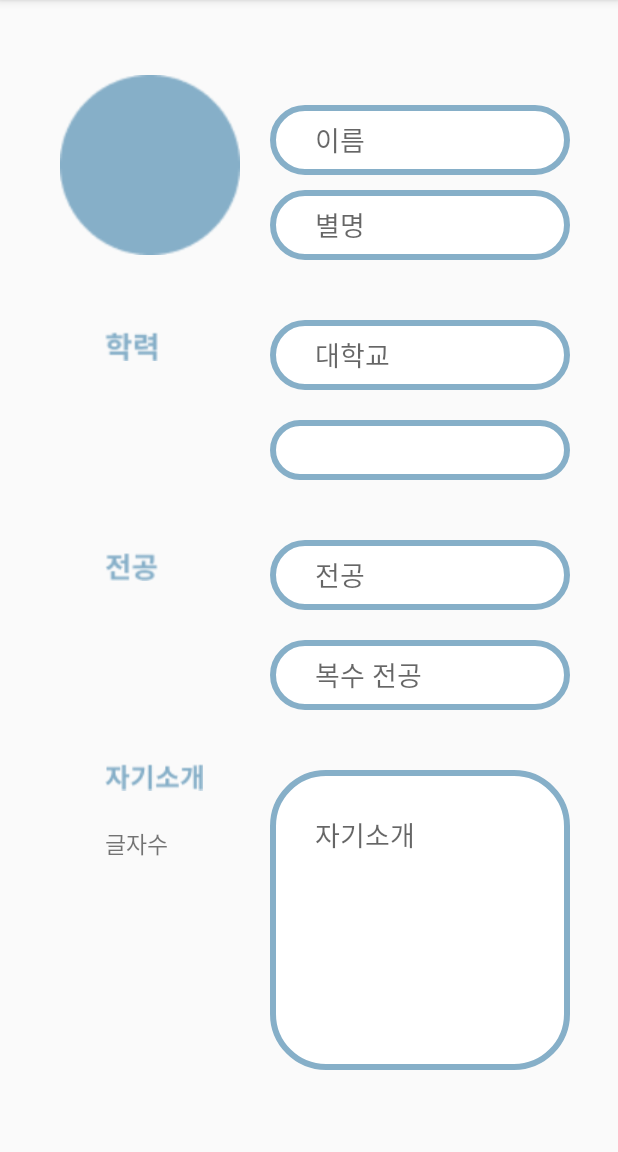
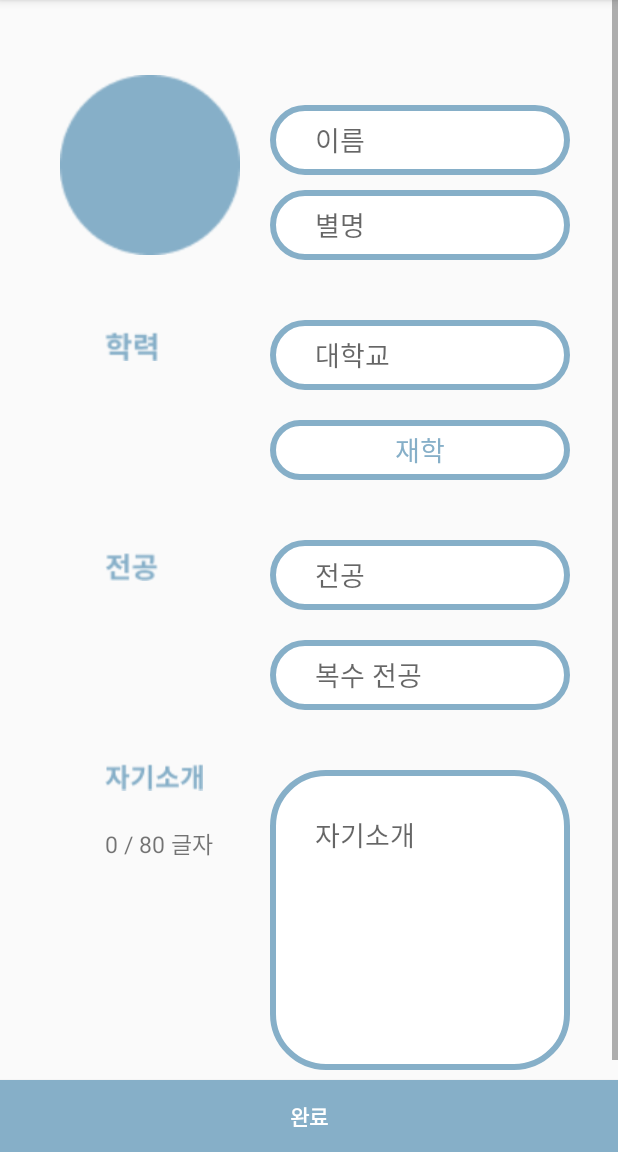
Before and after one commit to sonekthree/metering, an Android app: the profileEditActivity screen opened directly, with no data from a screen before it, on a phone screen of 412 x 824 dp, the part 84-1236 px from its top. Run offline under Robolectric (Android 15) with nearby library versions, the phone set to English and light mode, and no system bars.

Commit message:
profileEdit FIX

```diff
--- a/app/src/main/java/com/exam/metering/profileEditActivity.java
+++ b/app/src/main/java/com/exam/metering/profileEditActivity.java
@@ -1,14 +1,67 @@
 package com.exam.metering;
 
 import android.os.Bundle;
+import android.text.Editable;
+import android.text.InputFilter;
+import android.text.TextWatcher;
+import android.view.View;
+import android.widget.AdapterView;
+import android.widget.ArrayAdapter;
+import android.widget.EditText;
+import android.widget.Spinner;
+import android.widget.TextView;
 
 import androidx.appcompat.app.AppCompatActivity;
 
 public class profileEditActivity extends AppCompatActivity {
+    TextView tv;
+    String[] arr = {"재학", "휴학"};
+    ArrayAdapter<String> arrayAdapter;
+    private Spinner spinner;
 
     @Override
     protected void onCreate(Bundle savedInstanceState) {
         super.onCreate(savedInstanceState);
         setContentView(R.layout.activity_profile_edit);
+
+        tv = (TextView) findViewById((R.id.wordCount_tv));
+
+        EditText editText = (EditText)findViewById((R.id.indroduce_edit));
+
+        editText.setFilters(new InputFilter[] { new InputFilter.LengthFilter(80) });
+        editText.addTextChangedListener(new myTextWatcher());
+
+
+
+
+        arrayAdapter = new ArrayAdapter<>(getApplicationContext(),
+                R.layout.univer_status_text, arr);
+
+        spinner = (Spinner)findViewById(R.id.status_spin);
+        spinner.setAdapter(arrayAdapter);
+        spinner.setSelection(0);
+
+        spinner.setOnItemSelectedListener(new AdapterView.OnItemSelectedListener() {
+            @Override public void onItemSelected(AdapterView<?> adapterView, View view, int i, long l) {
+                //arr[i]로받음
+                //l은 id 0 1 2 3 4
+            }
+            @Override public void onNothingSelected(AdapterView<?> adapterView) { } });
     }
+
+    public class myTextWatcher implements TextWatcher {
+        @Override
+        public void beforeTextChanged(CharSequence s, int start, int count, int after) {
+        }
+
+        @Override
+        public void onTextChanged(CharSequence s, int start, int before, int count) {
+        }
+
+        @Override
+        public void afterTextChanged(Editable s) {
+            tv.setText(s.length() + " / 80 글자");
+        }
+    }
+
 }
--- a/app/src/main/res/layout/activity_profile_edit.xml
+++ b/app/src/main/res/layout/activity_profile_edit.xml
@@ -1,10 +1,22 @@
 <?xml version="1.0" encoding="utf-8"?>
-<androidx.constraintlayout.widget.ConstraintLayout xmlns:android="http://schemas.android.com/apk/res/android"
+<LinearLayout  xmlns:android="http://schemas.android.com/apk/res/android"
     xmlns:app="http://schemas.android.com/apk/res-auto"
     xmlns:tools="http://schemas.android.com/tools"
     android:layout_width="match_parent"
     android:layout_height="match_parent"
-    tools:context=".profileEditActivity">
+    tools:context=".profileEditActivity"
+    android:orientation="vertical">
+
+    <ScrollView
+        android:layout_width="match_parent"
+        android:layout_height="wrap_content"
+        android:layout_weight="1"
+        >
+        <androidx.constraintlayout.widget.ConstraintLayout
+            android:layout_width="match_parent"
+            android:layout_height="wrap_content"
+            android:paddingBottom="20dp"
+            >
 
             <ImageView
                 android:id="@+id/profile_img"
@@ -82,9 +94,8 @@
                 android:layout_height="40dp"
                 android:layout_gravity="center"
                 android:background="@drawable/spinner_shape"
-        android:padding="8dp"
-        android:gravity="center"
-        android:textAlignment="center"
+                android:gravity="left"
+                android:paddingHorizontal="30dp"
                 android:layout_marginTop="20dp"
                 app:layout_constraintStart_toStartOf="@id/univer_edit"
                 app:layout_constraintTop_toBottomOf="@id/univer_edit"/>
@@ -137,7 +148,7 @@
                 android:hint="자기소개"
                 android:gravity="top"
                 android:includeFontPadding="false"
-        android:inputType="text"
+                android:inputType="textMultiLine"
                 android:paddingHorizontal="30dp"
                 android:paddingVertical="30dp"
                 android:textColor="@color/mint"
@@ -145,6 +156,8 @@
                 app:layout_constraintStart_toStartOf="@id/deparLap_edit"
                 app:layout_constraintTop_toBottomOf="@id/deparLap_edit"
                 app:layout_constraintVertical_chainStyle="packed"
+                android:privateImeOptions="defaultInputmode=korean"
+                android:scrollHorizontally="false"
                 />
 
             <ImageView
@@ -177,13 +190,24 @@
                 android:id="@+id/wordCount_tv"
                 android:layout_width="wrap_content"
                 android:layout_height="wrap_content"
-        android:text="글자수"
+                android:text="0 / 80 글자"
                 android:textSize="15sp"
                 app:layout_constraintStart_toStartOf="@id/introduce_img"
                 app:layout_constraintTop_toBottomOf="@id/introduce_img"
                 app:layout_constraintVertical_chainStyle="packed"
                 />
 
+        </androidx.constraintlayout.widget.ConstraintLayout>
+    </ScrollView>
 
 
-</androidx.constraintlayout.widget.ConstraintLayout>
+    <Button
+        android:layout_width="match_parent"
+        android:layout_height="wrap_content"
+        android:layout_weight="0"
+        android:background="@color/mint"
+        android:text="완료"
+        android:textColor="@color/white"
+        android:textStyle="bold" />
+
+</LinearLayout >
--- /dev/null
+++ b/app/src/main/res/layout/univer_status_text.xml
@@ -0,0 +1,12 @@
+<?xml version="1.0" encoding="utf-8"?>
+
+<TextView
+    xmlns:android="http://schemas.android.com/apk/res/android"
+    android:layout_width="match_parent"
+    android:layout_height="wrap_content"
+    android:layout_marginHorizontal="120dp"
+    android:textSize="18sp"
+    android:gravity="center"
+    android:textAlignment="center"
+    android:textColor="@color/mint"
+    android:padding="5dip"/>
```
Lines whose indentation alone changed are shown as unchanged.
